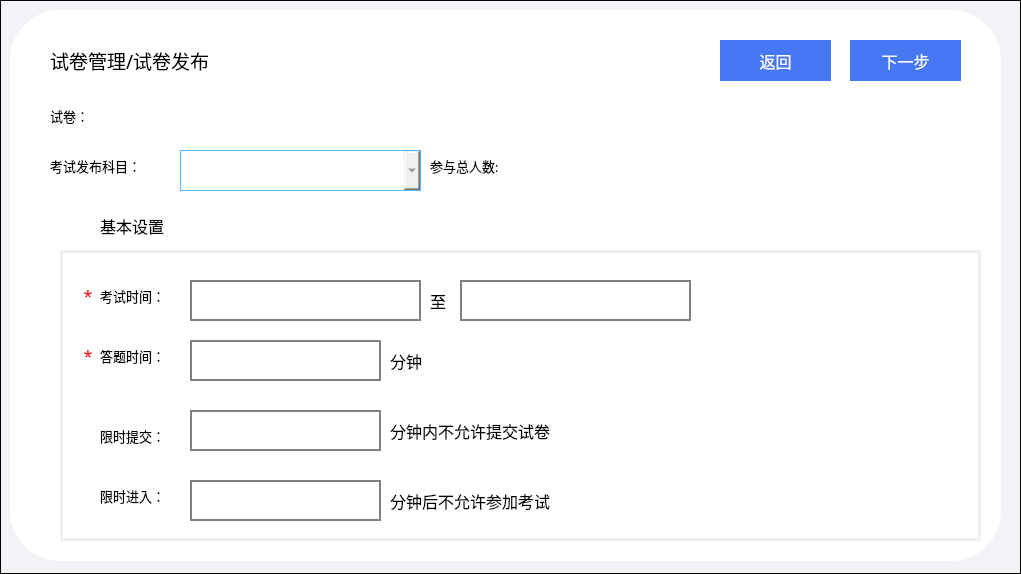
Before: the Qt Designer form ExamSystemTeacher/testpaperreleasedlg.ui in XieFuy/ExamSystemTeacherEnd, drawn with Qt 5.
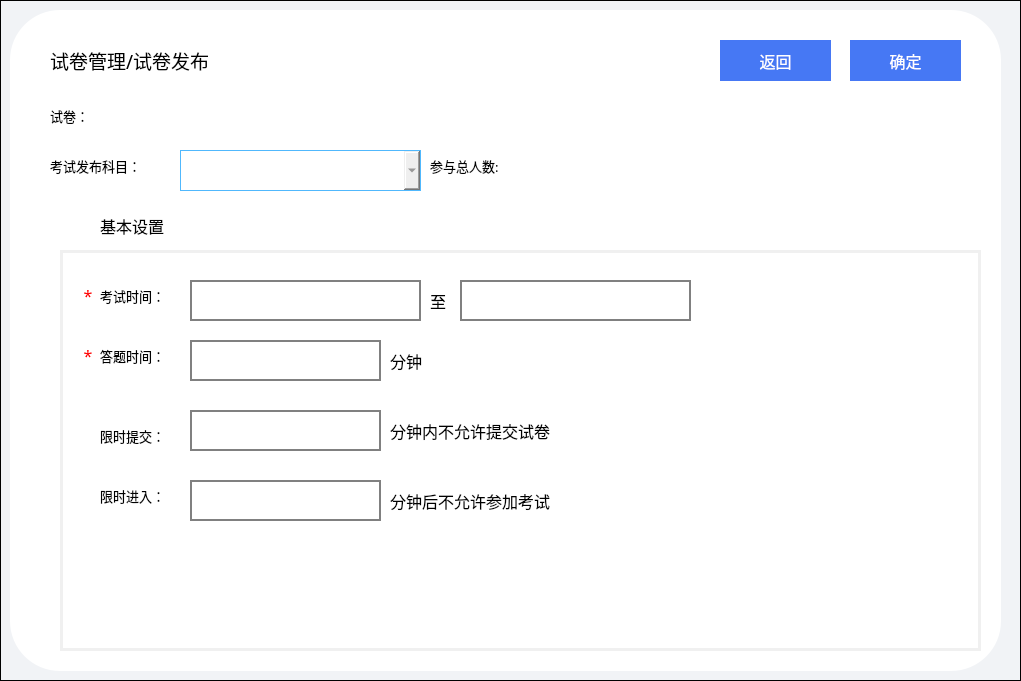
After: the same form once the commit is applied. Icons and pictures are not drawn.

The edit to the form file:
```diff
--- a/ExamSystemTeacher/testpaperreleasedlg.ui
+++ b/ExamSystemTeacher/testpaperreleasedlg.ui
@@ -7,7 +7,7 @@
     <x>0</x>
     <y>0</y>
     <width>1021</width>
-    <height>574</height>
+    <height>681</height>
    </rect>
   </property>
   <property name="windowTitle">
@@ -26,7 +26,7 @@
      <x>10</x>
      <y>10</y>
      <width>991</width>
-     <height>551</height>
+     <height>661</height>
     </rect>
    </property>
    <property name="styleSheet">
@@ -114,7 +114,7 @@
 }</string>
     </property>
     <property name="text">
-     <string>下一步</string>
+     <string>确定</string>
     </property>
    </widget>
    <widget class="QLabel" name="label_2">
@@ -299,7 +299,7 @@
       <x>50</x>
       <y>240</y>
       <width>921</width>
-      <height>291</height>
+      <height>401</height>
      </rect>
     </property>
     <property name="styleSheet">
```
